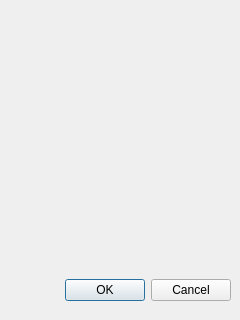
FelixRNV/Juego_OCA, file puntajes.ui: the form before one commit.
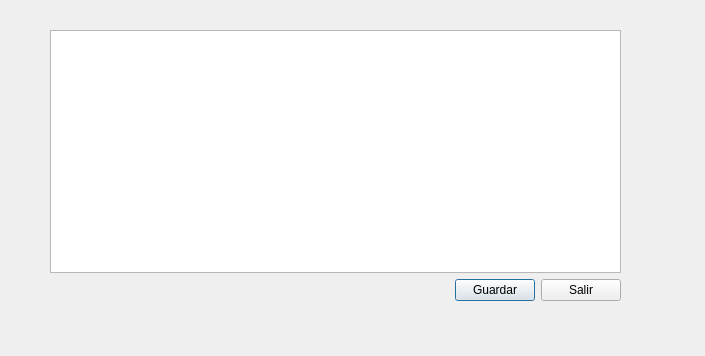
The form after the commit.

What changed in the file:
```diff
--- a/puntajes.ui
+++ b/puntajes.ui
@@ -5,28 +5,58 @@
    <rect>
     <x>0</x>
     <y>0</y>
-    <width>240</width>
-    <height>320</height>
+    <width>705</width>
+    <height>356</height>
    </rect>
   </property>
   <property name="windowTitle">
    <string>Dialog</string>
   </property>
-  <widget class="QDialogButtonBox" name="buttonBox">
+  <widget class="QWidget" name="layoutWidget">
    <property name="geometry">
     <rect>
-     <x>10</x>
-     <y>270</y>
-     <width>221</width>
-     <height>41</height>
+     <x>50</x>
+     <y>30</y>
+     <width>571</width>
+     <height>271</height>
     </rect>
    </property>
-   <property name="orientation">
-    <enum>Qt::Horizontal</enum>
-   </property>
-   <property name="standardButtons">
-    <set>QDialogButtonBox::Cancel|QDialogButtonBox::Ok</set>
-   </property>
+   <layout class="QVBoxLayout" name="verticalLayout">
+    <item>
+     <widget class="QTableWidget" name="tableClasificacion"/>
+    </item>
+    <item>
+     <layout class="QHBoxLayout" name="horizontalLayout_6">
+      <item>
+       <spacer name="horizontalSpacer_5">
+        <property name="orientation">
+         <enum>Qt::Horizontal</enum>
+        </property>
+        <property name="sizeHint" stdset="0">
+         <size>
+          <width>278</width>
+          <height>17</height>
+         </size>
+        </property>
+       </spacer>
+      </item>
+      <item>
+       <widget class="QPushButton" name="btnGuardar_5">
+        <property name="text">
+         <string>Guardar</string>
+        </property>
+       </widget>
+      </item>
+      <item>
+       <widget class="QPushButton" name="btnSalir_5">
+        <property name="text">
+         <string>Salir</string>
+        </property>
+       </widget>
+      </item>
+     </layout>
+    </item>
+   </layout>
   </widget>
  </widget>
  <resources/>
```
Left out of the diff: 36 changed lines with no effect on the pictures.
